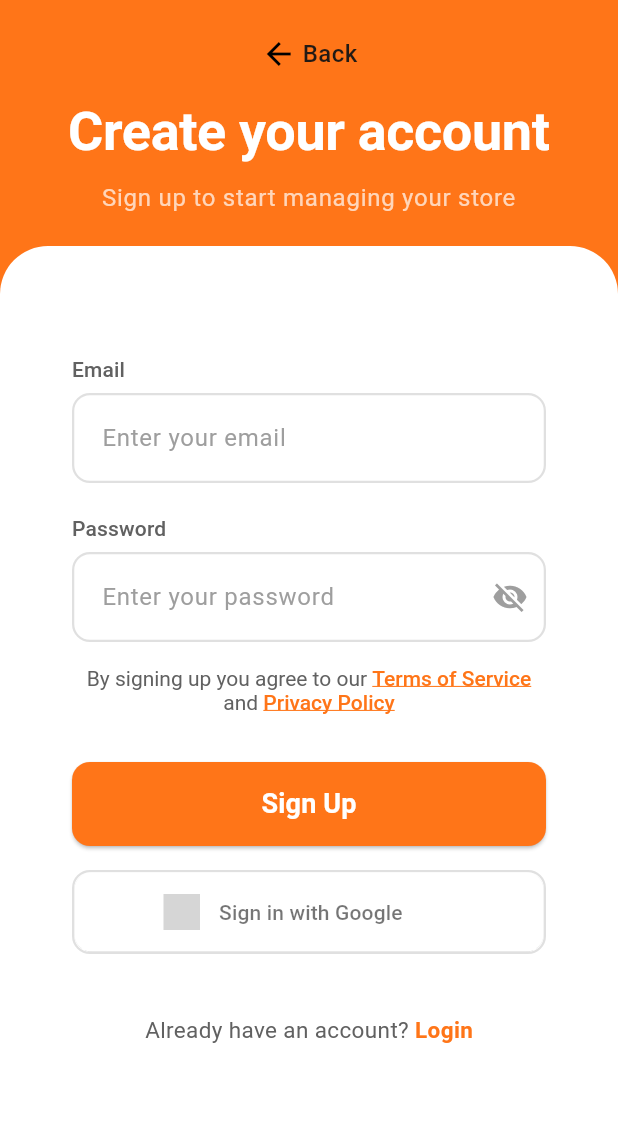
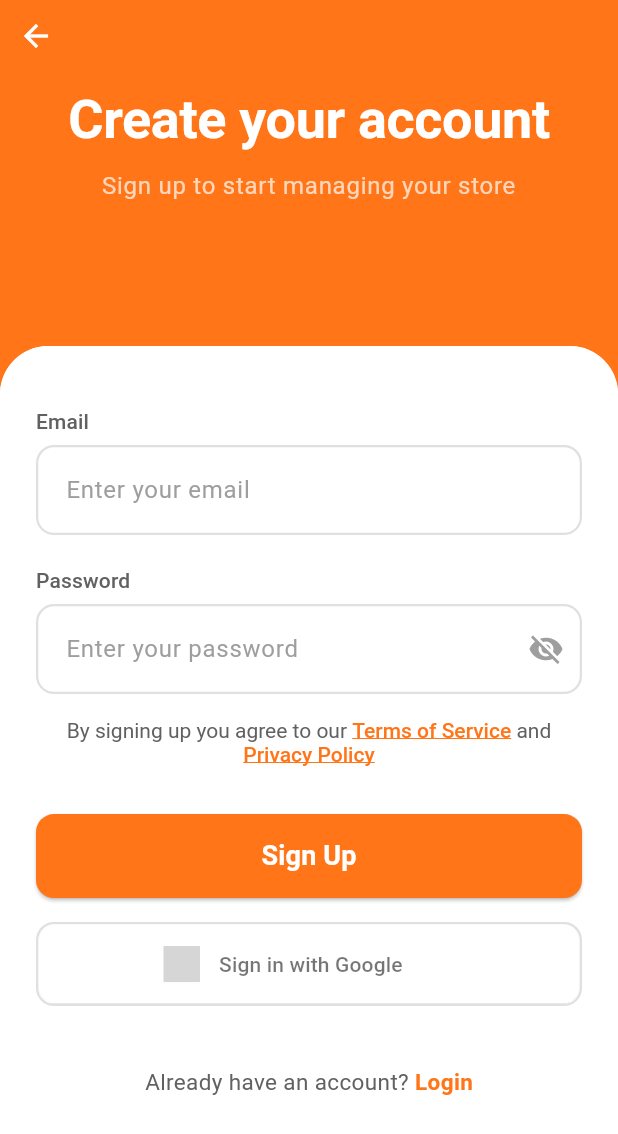
Before and after one commit to binitapkhrl/auth, a Flutter app: the SignUpPage screen opened by its route, on a phone screen of 412 x 824 dp. Shown: the top 1134 px of the screen. Run offline on Flutter 3.47's test engine with Material 3 defaults, Android fonts, the phone set to English and light mode, and no system bars; drawn by our look-alikes of sign_in_button; our stand-ins replace beamer, flutter_riverpod, pinput; Roboto replaces fonts that are missing (Libadora); grey boxes are pictures that could not be loaded.

Commit message:
added back buttons to the signup page and otp page

```diff
--- a/auth/lib/features/presentation/pages/signup_page.dart
+++ b/auth/lib/features/presentation/pages/signup_page.dart
@@ -1,7 +1,7 @@
 import 'package:flutter/material.dart';
 import 'package:auth/core/widgets/app_textfield.dart';
-import 'package:auth/core/widgets/custom_submit_button.dart'; // AppPrimaryButton
-import 'package:auth/core/widgets/custom_google_button.dart'; // AppGoogleButton
+import 'package:auth/core/widgets/custom_submit_button.dart';
+import 'package:auth/core/widgets/custom_google_button.dart';
 import 'package:auth/core/widgets/auth_container.dart';
 import 'package:flutter_riverpod/flutter_riverpod.dart';
 import 'package:beamer/beamer.dart';
@@ -30,37 +30,25 @@ class _SignUpPageState extends ConsumerState<SignUpPage> {
   Widget build(BuildContext context) {
     final theme = Theme.of(context);
     final primaryGold = theme.colorScheme.primary;
-    // final screenHeight = MediaQuery.of(context).size.height;
+    final screenHeight = MediaQuery.of(context).size.height;
 
     return Scaffold(
       backgroundColor: primaryGold,
       resizeToAvoidBottomInset: true,
-  body: SafeArea(
+      body: Stack(
+        children: [
+          /// Header
+          SizedBox(height: screenHeight * 0.4),
+          SafeArea(
+            child: Container(
+              width: double.infinity,
+              padding: const EdgeInsets.fromLTRB(24, 60, 24, 0),
               child: Column(
+                crossAxisAlignment: CrossAxisAlignment.center,
                 children: [
-        // Header
-        Padding(
-          padding: const EdgeInsets.fromLTRB(24, 24, 24, 0),
-          child: Column(
-            children: [
-              GestureDetector(
-                onTap: () => Beamer.of(context).beamBack(),
-                child: Row(
-                  mainAxisSize: MainAxisSize.min,
-                  children: const [
-                    Icon(Icons.arrow_back, size: 24, color: Colors.black),
-                    SizedBox(width: 4),
-                    Text(
-                      'Back',
-                      style:
-                          TextStyle(fontSize: 16, fontWeight: FontWeight.w500),
-                    ),
-                  ],
-                ),
-              ),
-              const SizedBox(height: 20),
                   Text(
                     'Create your account',
+                    textAlign: TextAlign.center,
                     style: theme.textTheme.displayLarge?.copyWith(
                       color: Colors.white,
                       fontSize: 36,
@@ -70,31 +58,32 @@ class _SignUpPageState extends ConsumerState<SignUpPage> {
                   const SizedBox(height: 12),
                   Text(
                     'Sign up to start managing your store',
+                    textAlign: TextAlign.center,
                     style: theme.textTheme.bodyLarge?.copyWith(
                       color: Colors.white70,
                       fontSize: 16,
                     ),
-                textAlign: TextAlign.center,
                   ),
                 ],
               ),
             ),
+          ),
+          SizedBox(height: screenHeight * 0.15),
 
-        const SizedBox(height: 20),
-
-        // White form container
-        Expanded(
-          child: Container(
+          /// Scrollable Card
+          Positioned.fill(
+            child: SingleChildScrollView(
+              child: Column(
+                children: [
+                  SizedBox(height: screenHeight * 0.28),
+                  Container(
                     width: double.infinity,
                     decoration: const BoxDecoration(
                       color: Colors.white,
-              borderRadius: BorderRadius.vertical(top: Radius.circular(32)),
+                      borderRadius: BorderRadius.vertical(
+                        top: Radius.circular(32),
                       ),
-            child: Padding(
-              padding: const EdgeInsets.fromLTRB(24, 32, 24, 32),
-              child: SingleChildScrollView(
-                padding: EdgeInsets.only(
-                    bottom: MediaQuery.of(context).viewInsets.bottom + 20),
+                    ),
                     child: AuthContainer(
                       child: Form(
                         key: _formKey,
@@ -117,7 +106,6 @@ class _SignUpPageState extends ConsumerState<SignUpPage> {
                               validator: LoginUtils.validatePassword,
                             ),
                             const SizedBox(height: 16),
-                        // Terms & Privacy Policy
                             RichText(
                               textAlign: TextAlign.center,
                               text: TextSpan(
@@ -127,7 +115,8 @@ class _SignUpPageState extends ConsumerState<SignUpPage> {
                                 ),
                                 children: [
                                   const TextSpan(
-                                  text: 'By signing up you agree to our '),
+                                    text: 'By signing up you agree to our ',
+                                  ),
                                   TextSpan(
                                     text: 'Terms of Service',
                                     style: TextStyle(
@@ -152,14 +141,18 @@ class _SignUpPageState extends ConsumerState<SignUpPage> {
                             AppPrimaryButton(
                               text: 'Sign Up',
                               onPressed: () {
-                            if (!(_formKey.currentState?.validate() ?? false)) {
+                                if (!(_formKey.currentState?.validate() ??
+                                    false)) {
                                   return;
                                 }
+                                // TODO: Call your signup logic here
                               },
                             ),
                             const SizedBox(height: 16),
                             AppGoogleButton(
-                          onPressed: () {},
+                              onPressed: () {
+                                // TODO: Google sign up
+                              },
                             ),
                             const SizedBox(height: 40),
                             Row(
@@ -186,10 +179,8 @@ class _SignUpPageState extends ConsumerState<SignUpPage> {
                                 ),
                               ],
                             ),
+                            const SizedBox(height: 100),
                           ],
-                    ),
-                  ),
-                ),
                         ),
                       ),
                     ),
@@ -197,6 +188,25 @@ class _SignUpPageState extends ConsumerState<SignUpPage> {
                 ],
               ),
             ),
+          ),
+
+          // Overlay back button (does not affect layout)
+          Positioned(
+            top: 0,
+            left: 0,
+            child: SafeArea(
+              child: GestureDetector(
+                onTap: () => Beamer.of(context).beamBack(),
+                behavior: HitTestBehavior.opaque,
+                child: const Padding(
+                  padding: EdgeInsets.all(12),
+                  child: Icon(Icons.arrow_back, size: 24, color: Colors.white),
+                ),
+              ),
+            ),
+          ),
+        ],
+      ),
     );
   }
 }
```
Also changed, not shown: auth/lib/features/presentation/pages/otp_page.dart (+39 -21 lines), auth/lib/main.dart (+0 -46 lines). Lines whose indentation alone changed are shown as unchanged.
